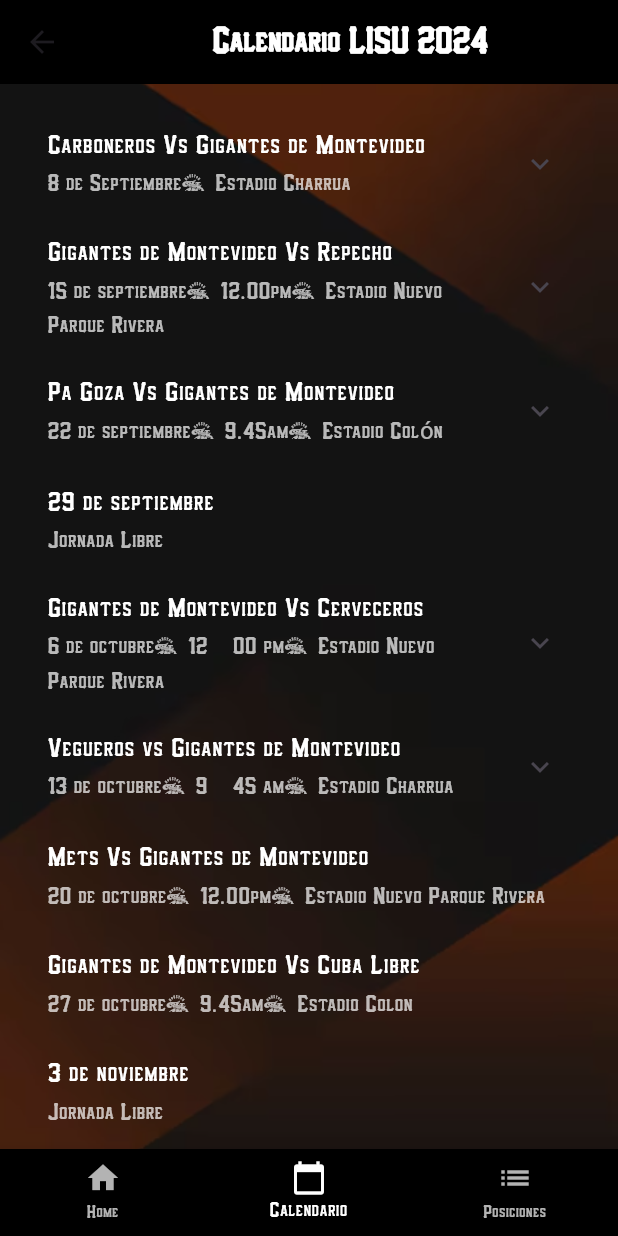
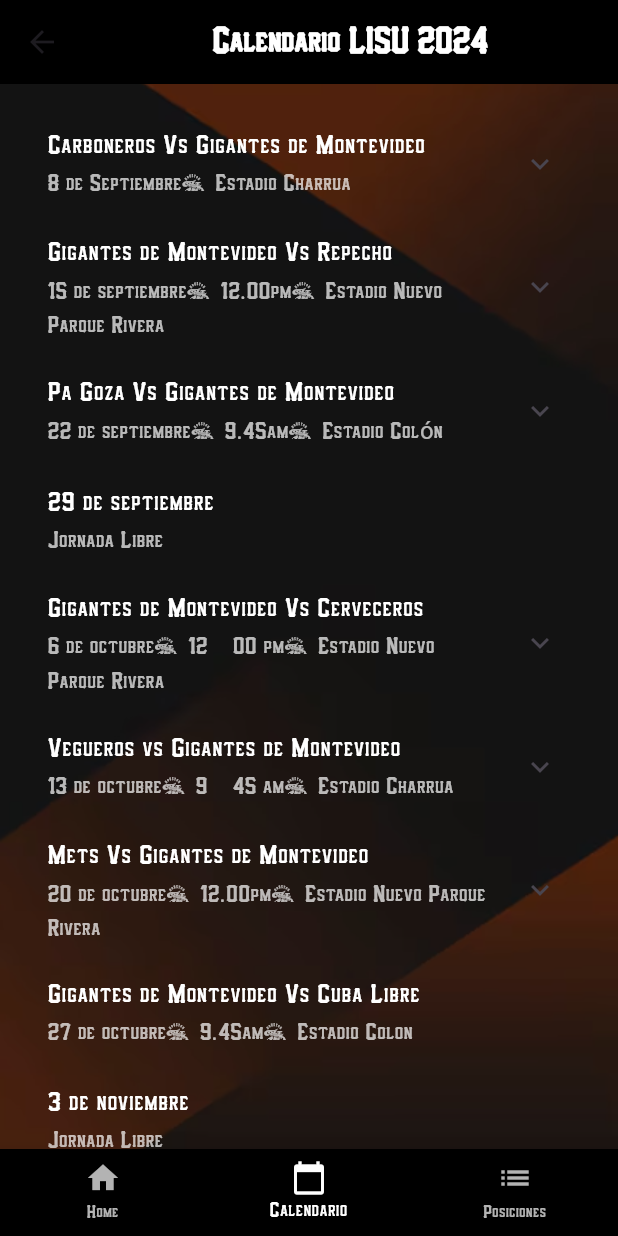
Before and after one commit to ManuDev17/Gigantes-Softbol, a Flutter app: the CalendarPage screen opened by its route, on a phone screen of 412 x 824 dp. Run offline on Flutter 3.47's test engine with Material 3 defaults, Android fonts, the phone set to English and light mode, and no system bars; our stand-ins replace cloud_firestore, firebase_core; accounts and stored records are empty.

Commit message:
actualizacion jornada 20 de octubre

```diff
--- a/lib/calendar_page.dart
+++ b/lib/calendar_page.dart
@@ -104,9 +104,16 @@ class CalendarPage extends StatelessWidget {
                   '8vo inning': '5 carreras Vegueros, 2 carreras Gigantes',
                 },
               ),
-              _buildMatch(
+              _buildMatchWithBoxScore(
                 'Mets Vs Gigantes de Montevideo',
                 '20 de octubre, 12.00pm, Estadio Nuevo Parque Rivera',
+                'Resultado Mets 12 - Gigantes 16 , Gigantes fue local',
+                {
+                  '1er inning': '5 carreras Mets, 4 carreras Gigantes',
+                  '2do inning': '5 carreras Mets, 0 carreras Gigantes',
+                  '3er inning': '1 carrera Mets, 2 carreras Gigantes',
+                  '4to inning': '1 carrera Mets, 10 carreras Gigantes',
+                },
               ),
               _buildMatch(
                 'Gigantes de Montevideo Vs Cuba Libre',
```
Also changed, not shown: 1 other file.
